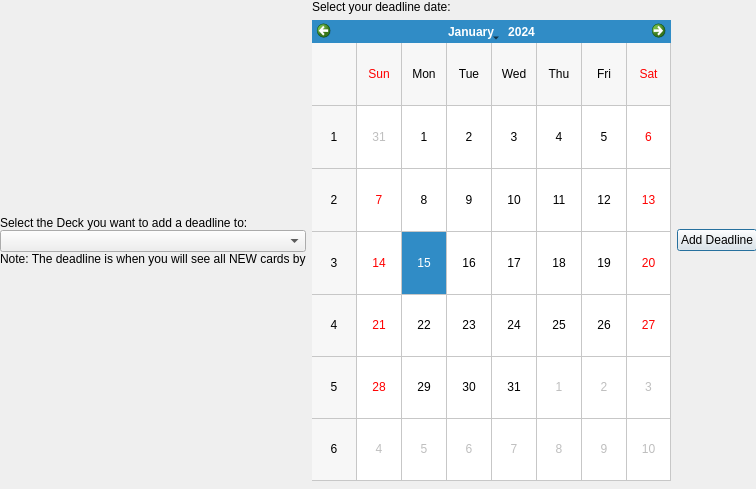
Old version of the form CalForm/form.ui in the repository BSCrumpton/Deadline2.
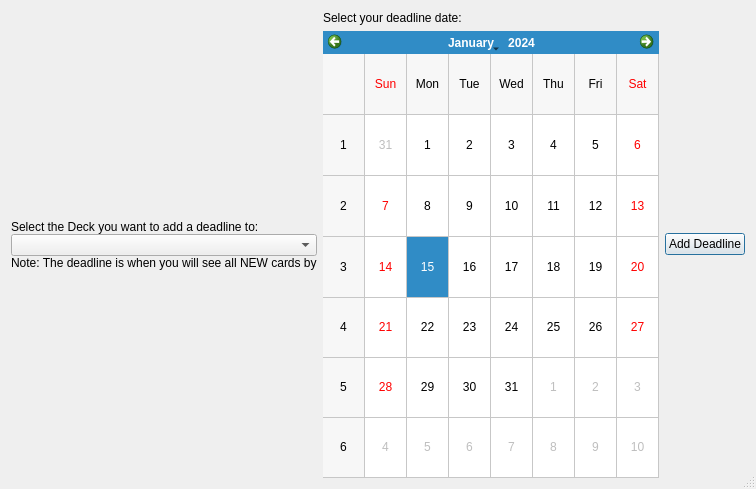
New version of the form.

Commit message: Cal-Form now auto adjusts size, has minimum

The edit to the form file:
```diff
--- a/CalForm/form.ui
+++ b/CalForm/form.ui
@@ -10,21 +10,23 @@
     <height>489</height>
    </rect>
   </property>
+  <property name="sizePolicy">
+   <sizepolicy hsizetype="Expanding" vsizetype="Expanding">
+    <horstretch>1</horstretch>
+    <verstretch>1</verstretch>
+   </sizepolicy>
+  </property>
   <property name="windowTitle">
    <string>Add new Deadline</string>
   </property>
+  <property name="sizeGripEnabled">
+   <bool>true</bool>
+  </property>
   <property name="modal">
    <bool>true</bool>
   </property>
-  <widget class="QWidget" name="horizontalLayoutWidget">
-   <property name="geometry">
-    <rect>
-     <x>0</x>
-     <y>0</y>
-     <width>757</width>
-     <height>481</height>
-    </rect>
-   </property>
+  <layout class="QGridLayout" name="gridLayout">
+   <item row="0" column="0">
    <layout class="QHBoxLayout" name="horizontalLayout">
     <property name="sizeConstraint">
      <enum>QLayout::SetDefaultConstraint</enum>
@@ -136,7 +138,8 @@
      </widget>
     </item>
    </layout>
-  </widget>
+   </item>
+  </layout>
  </widget>
  <resources/>
  <connections/>
```
Lines whose indentation alone changed are shown as unchanged. The commit also changes 2 other files.
